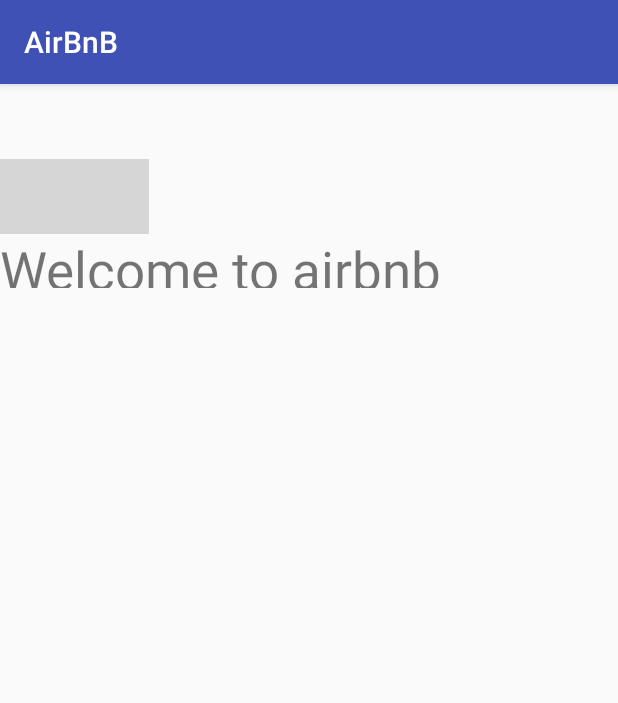
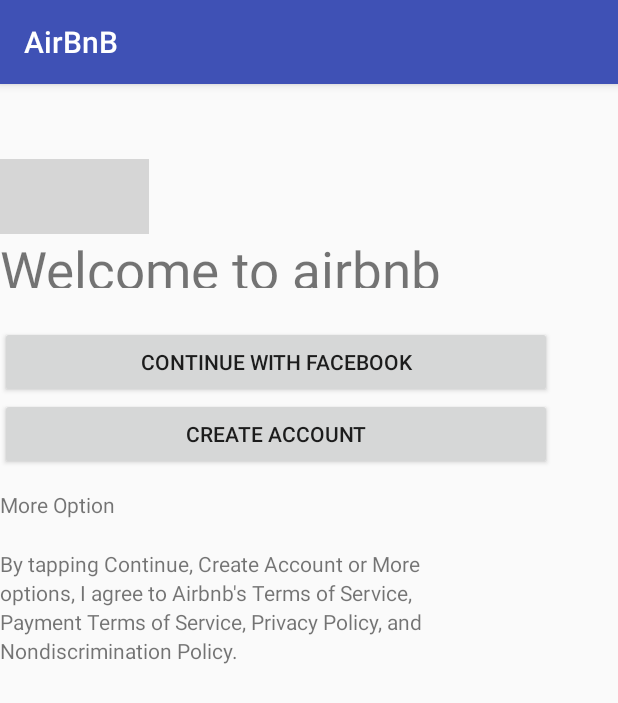
Before and after one commit to nijinsebastian/AirBnB, an Android app: the screen it shows after launch (Login), on a phone screen of 412 x 824 dp. Shown: the top 703 px of the screen. Run offline under Robolectric (Android 15) with nearby library versions, the phone set to English and light mode, and no system bars; grey boxes are pictures that could not be loaded.

Commit message:
Login Page finish

```diff
--- a/app/src/main/res/layout/activity_login.xml
+++ b/app/src/main/res/layout/activity_login.xml
@@ -53,8 +53,70 @@
                 android:layout_width="wrap_content"
                 android:layout_height="36dp"
                 android:layout_weight="1"
-                android:textSize="35dp"
-                android:text="Welcome to airbnb" />
+                android:text="Welcome to airbnb"
+                android:textSize="35dp" />
         </LinearLayout>
+
+        <LinearLayout
+            android:layout_width="match_parent"
+            android:layout_height="109dp"
+            android:orientation="vertical">
+
+            <Button
+                android:id="@+id/button3"
+                android:layout_width="match_parent"
+                android:layout_height="wrap_content"
+                android:text="Continue with Facebook" />
+
+            <Button
+                android:id="@+id/button2"
+                android:layout_width="match_parent"
+                android:layout_height="wrap_content"
+                android:text="Create Account" />
+        </LinearLayout>
+
+        <LinearLayout
+            android:layout_width="match_parent"
+            android:layout_height="39dp"
+            android:orientation="horizontal">
+
+            <TextView
+                android:id="@+id/textView15"
+                android:layout_width="wrap_content"
+                android:layout_height="wrap_content"
+                android:layout_weight="1"
+                android:text="More Option" />
+        </LinearLayout>
+
+        <LinearLayout
+            android:layout_width="match_parent"
+            android:layout_height="match_parent"
+            android:orientation="vertical">
+
+            <TextView
+                android:id="@+id/textView19"
+                android:layout_width="match_parent"
+                android:layout_height="wrap_content"
+                android:text="By tapping Continue, Create Account or More" />
+
+            <TextView
+                android:id="@+id/textView18"
+                android:layout_width="match_parent"
+                android:layout_height="wrap_content"
+                android:text="options, I agree to Airbnb's Terms of Service," />
+
+            <TextView
+                android:id="@+id/textView17"
+                android:layout_width="match_parent"
+                android:layout_height="wrap_content"
+                android:text="Payment Terms of Service, Privacy Policy, and" />
+
+            <TextView
+                android:id="@+id/textView16"
+                android:layout_width="match_parent"
+                android:layout_height="wrap_content"
+                android:text="Nondiscrimination Policy." />
+        </LinearLayout>
+
     </LinearLayout>
 </android.support.constraint.ConstraintLayout>
```
